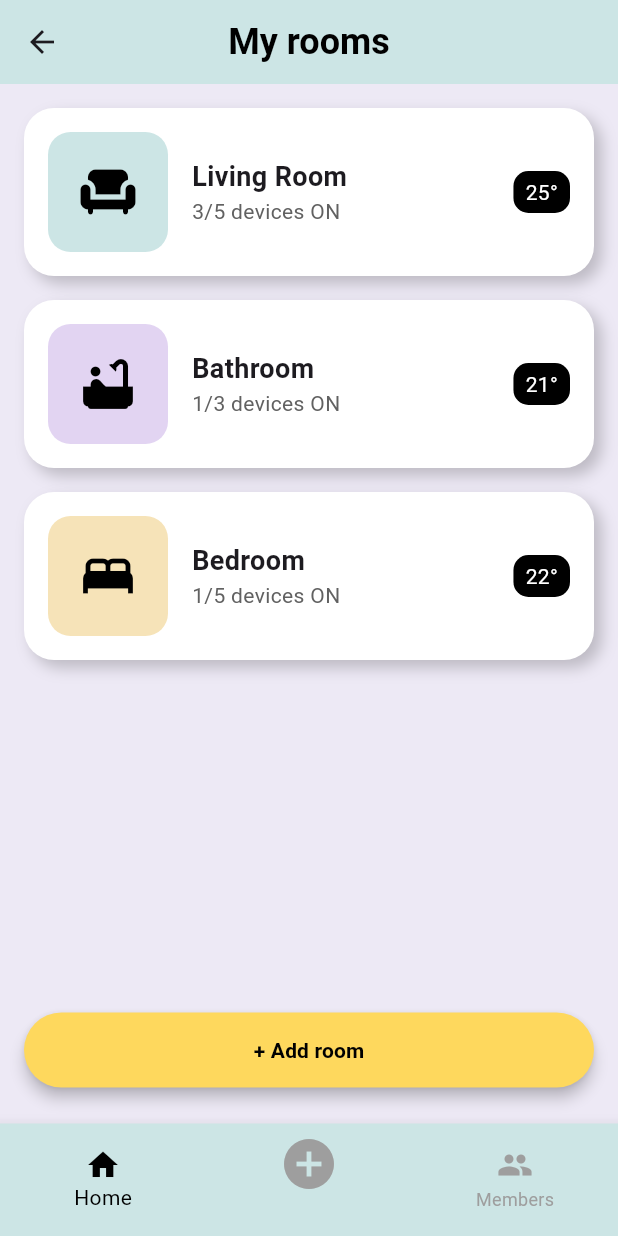
After one commit to hosseinbahmanabadi/ark_energy, a Flutter app: the HomeScreen screen opened by its route, on a phone screen of 412 x 824 dp. The commit adds this screen. Run offline on Flutter 3.47's test engine with Material 3 defaults, Android fonts, the phone set to English and light mode, and no system bars; our stand-ins replace shared_preferences; accounts and stored records are empty.

```diff
--- a/lib/main.dart
+++ b/lib/main.dart
@@ -32,6 +32,7 @@ class ArkEnergyApp extends StatelessWidget {
     return Consumer<AuthProvider>(
       builder: (context, authProvider, child) {
         return MaterialApp(
+          debugShowCheckedModeBanner: false,
           title: 'Ark Energy',
           theme: ThemeData(
             primarySwatch: Colors.blue,
--- a/lib/screens/device_details.dart
+++ b/lib/screens/device_details.dart
@@ -1,3 +1,4 @@
+import 'package:energy_monitoring_app/widgets/global_error_listener.dart';
 import 'package:energy_monitoring_app/widgets/window_widget.dart';
 import 'package:flutter/material.dart';
 import 'package:provider/provider.dart';
@@ -17,7 +18,8 @@ class DeviceDetailScreen extends StatelessWidget {
 
     final deviceProvider = Provider.of<DeviceProvider>(context);
     final device = deviceProvider.devices[deviceIndex];
-    return Scaffold(
+    return GlobalErrorListener(
+      child: Scaffold(
         appBar: AppBar(
           backgroundColor: Color(0xFFCCE5E5),
           title: Text(
@@ -66,6 +68,7 @@ class DeviceDetailScreen extends StatelessWidget {
             ),
           ),
         ),
+      ),
     );
   }
 }
--- /dev/null
+++ b/lib/widgets/custom_bottom_navigation_bar.dart
@@ -0,0 +1,32 @@
+// widgets/custom_bottom_navigation_bar.dart
+import 'package:flutter/material.dart';
+
+class CustomBottomNavigationBar extends StatelessWidget {
+  final Function(int) onTap;
+
+  const CustomBottomNavigationBar({required this.onTap});
+
+  @override
+  Widget build(BuildContext context) {
+    return BottomNavigationBar(
+      backgroundColor: Color(0xFFCCE5E5),
+      selectedItemColor: Colors.black,
+      unselectedItemColor: Colors.grey,
+      items: [
+        BottomNavigationBarItem(
+          icon: Icon(Icons.home),
+          label: 'Home',
+        ),
+        BottomNavigationBarItem(
+          icon: Icon(Icons.add_circle, size: 40),
+          label: '',
+        ),
+        BottomNavigationBarItem(
+          icon: Icon(Icons.people),
+          label: 'Members',
+        ),
+      ],
+      onTap: onTap,
+    );
+  }
+}
--- /dev/null
+++ b/lib/widgets/global_error_listener.dart
@@ -0,0 +1,75 @@
+import 'package:flutter/material.dart';
+import 'package:provider/provider.dart';
+import '../providers/device_provider.dart';
+import '../providers/energy_provider.dart';
+
+class GlobalErrorListener extends StatelessWidget {
+  final Widget child;
+
+  GlobalErrorListener({required this.child});
+
+  @override
+  Widget build(BuildContext context) {
+    // Wrap child in a Stack so that dialogs are triggered independently
+    return Stack(
+      children: [
+        child, // Main widget content
+
+        // DeviceProvider Error Listener
+        Consumer<DeviceProvider>(
+          builder: (context, deviceProvider, _) {
+            if (deviceProvider.error != null) {
+              // Trigger error dialog using Future.microtask to avoid build cycle issues
+              Future.microtask(() {
+                showDialog(
+                  context: context,
+                  builder: (context) => AlertDialog(
+                    title: Text('Error'),
+                    content: Text(deviceProvider.error!),
+                    actions: [
+                      TextButton(
+                        onPressed: () {
+                          Navigator.of(context).pop();
+                          deviceProvider.clearError(); // Clear error after displaying
+                        },
+                        child: Text('OK'),
+                      ),
+                    ],
+                  ),
+                );
+              });
+            }
+            return SizedBox.shrink(); // Empty widget if no error
+          },
+        ),
+
+        // EnergyProvider Error Listener
+        Consumer<EnergyProvider>(
+          builder: (context, energyProvider, _) {
+            if (energyProvider.error != null) {
+              Future.microtask(() {
+                showDialog(
+                  context: context,
+                  builder: (context) => AlertDialog(
+                    title: Text('Error'),
+                    content: Text(energyProvider.error!),
+                    actions: [
+                      TextButton(
+                        onPressed: () {
+                          Navigator.of(context).pop();
+                          energyProvider.clearError(); // Clear error after displaying
+                        },
+                        child: Text('OK'),
+                      ),
+                    ],
+                  ),
+                );
+              });
+            }
+            return SizedBox.shrink();
+          },
+        ),
+      ],
+    );
+  }
+}
--- /dev/null
+++ b/lib/widgets/room_card.dart
@@ -0,0 +1,95 @@
+// widgets/room_card.dart
+import 'package:flutter/material.dart';
+
+class RoomCard extends StatelessWidget {
+  final IconData icon;
+  final Color color;
+  final String roomName;
+  final String deviceStatus;
+  final String temperature;
+  final VoidCallback onTap;
+
+  const RoomCard({
+    required this.icon,
+    required this.color,
+    required this.roomName,
+    required this.deviceStatus,
+    required this.temperature,
+    required this.onTap,
+  });
+
+  @override
+  Widget build(BuildContext context) {
+    return GestureDetector(
+      onTap: onTap,
+      child: Container(
+        margin: const EdgeInsets.symmetric(vertical: 8.0),
+        padding: const EdgeInsets.all(16.0),
+        decoration: BoxDecoration(
+          color: Colors.white,
+          borderRadius: BorderRadius.circular(20),
+          boxShadow: [
+            BoxShadow(
+              color: Colors.black.withOpacity(0.2),
+              offset: Offset(5, 5),
+              blurRadius: 8,
+            ),
+          ],
+        ),
+        child: Row(
+          children: [
+            Container(
+              height: 80,
+              width: 80,
+              decoration: BoxDecoration(
+                color: color,
+                borderRadius: BorderRadius.circular(15),
+              ),
+              child: Icon(
+                icon,
+                size: 40,
+                color: Colors.black,
+              ),
+            ),
+            const SizedBox(width: 16),
+            Expanded(
+              child: Column(
+                crossAxisAlignment: CrossAxisAlignment.start,
+                children: [
+                  Text(
+                    roomName,
+                    style: TextStyle(
+                      fontSize: 18,
+                      fontWeight: FontWeight.bold,
+                    ),
+                  ),
+                  Text(
+                    deviceStatus,
+                    style: TextStyle(
+                      fontSize: 14,
+                      color: Colors.grey[700],
+                    ),
+                  ),
+                ],
+              ),
+            ),
+            Container(
+              padding: EdgeInsets.symmetric(horizontal: 8, vertical: 4),
+              decoration: BoxDecoration(
+                color: Colors.black,
+                borderRadius: BorderRadius.circular(10),
+              ),
+              child: Text(
+                temperature,
+                style: TextStyle(
+                  color: Colors.white,
+                  fontSize: 14,
+                ),
+              ),
+            ),
+          ],
+        ),
+      ),
+    );
+  }
+}
```
Also changed, not shown: lib/providers/device_provider.dart (+20 -4 lines), lib/providers/energy_provider.dart (+11 -5 lines), lib/screens/home_screen.dart (+10 -120 lines), lib/screens/room_details.dart (+5 -97 lines), lib/widgets/device_card.dart (added, +96 -0 lines), pubspec.yaml (+20 -0 lines), assets/logo.png, 3 other files. Lines whose indentation alone changed are shown as unchanged.
